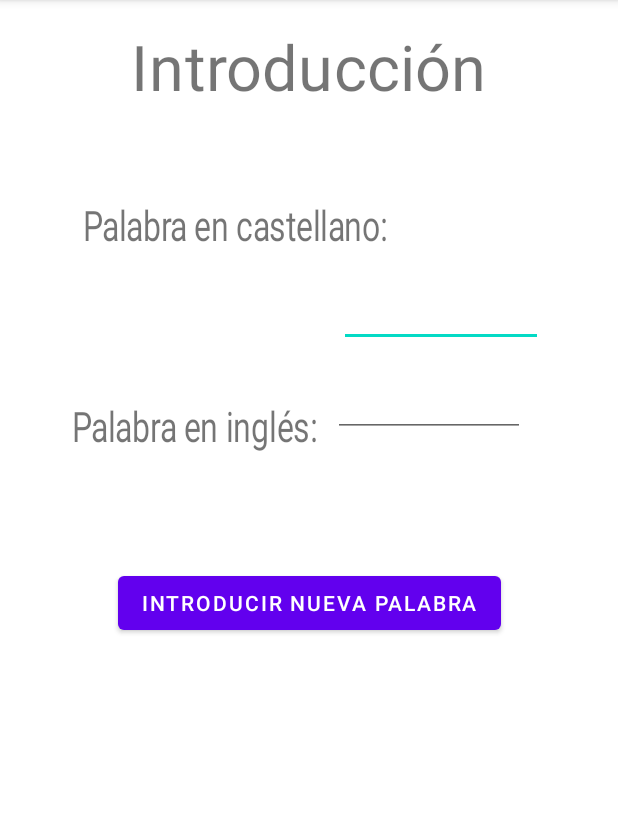
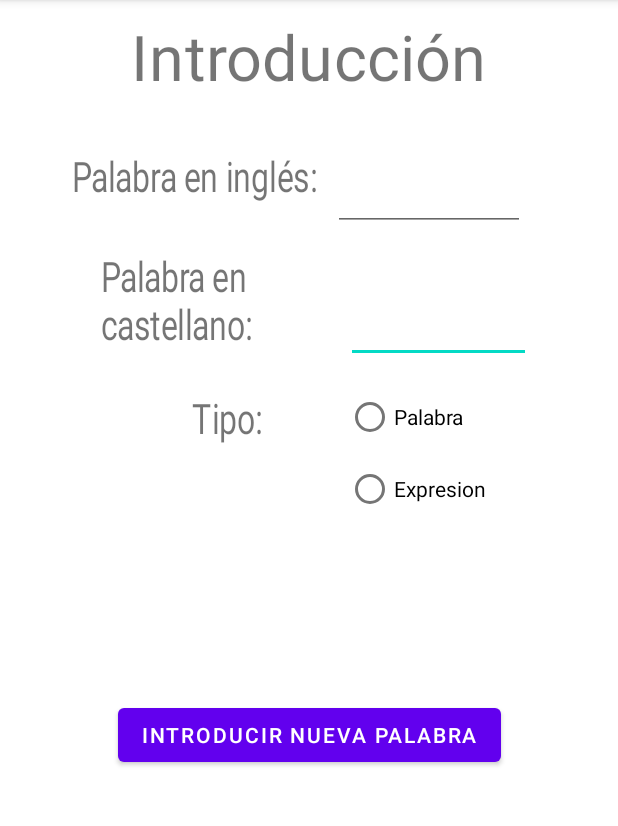
Before and after one commit to KendoKha/AndroidDiccionario, an Android app: the Introduccion screen opened directly, with no data from a screen before it, on a phone screen of 412 x 824 dp, the part 84-910 px from its top. Run offline under Robolectric (Android 15) with nearby library versions, the phone set to English and light mode, and no system bars.

Commit message:
Added botones radio

```diff
--- a/app/src/main/java/com/example/diccionario/Introduccion.java
+++ b/app/src/main/java/com/example/diccionario/Introduccion.java
@@ -3,8 +3,10 @@ package com.example.diccionario;
 import androidx.appcompat.app.AppCompatActivity;
 
 import android.os.Bundle;
+import android.provider.MediaStore;
 import android.view.View;
 import android.widget.Button;
+import android.widget.RadioButton;
 import android.widget.TextView;
 
 public class Introduccion extends AppCompatActivity {
@@ -18,15 +20,21 @@ public class Introduccion extends AppCompatActivity {
         Button btnNuevaPalabra = (Button) findViewById(R.id.btnNuevaPalabra);
         TextView palabraEsp = (TextView) findViewById(R.id.txtPalabraCastellano);
         TextView palabraIng = (TextView) findViewById(R.id.txtPalabraIngles);
+        RadioButton rdPalabra = (RadioButton) findViewById(R.id.rdBtnPalabra);
+        RadioButton rdExpresion = (RadioButton) findViewById(R.id.rdBtnExpresion);
 
         btnNuevaPalabra.setOnClickListener(new View.OnClickListener() {
             @Override
             public void onClick(View v) {
                 if(palabraEsp.getText().toString() != "" && palabraIng.getText().toString() != ""){
+                    if(rdPalabra.isChecked() || rdExpresion.isChecked()) {
 
-                Diccionario.addPalabra(new Palabra(palabraEsp.getText().toString(), palabraIng.getText().toString()));
-                palabraEsp.setText(" ");
-                palabraIng.setText(" ");
+                        Diccionario.addPalabra(new Palabra(palabraEsp.getText().toString(), palabraIng.getText().toString()));
+                        palabraEsp.setText("");
+                        palabraIng.setText("");
+                    }else{
+
+                    }
             }}
         });
 
--- a/app/src/main/res/layout/activity_introduccion.xml
+++ b/app/src/main/res/layout/activity_introduccion.xml
@@ -8,69 +8,84 @@
     tools:context=".Introduccion">
 
     <TextView
+        android:id="@+id/textView5"
+        android:layout_width="wrap_content"
+        android:layout_height="wrap_content"
+        android:layout_marginStart="75dp"
+        android:layout_marginEnd="37dp"
+        android:layout_marginBottom="13dp"
+        android:scaleX="1.5"
+        android:scaleY="2"
+        android:text="Palabra en inglés:"
+        app:layout_constraintBottom_toTopOf="@+id/txtPalabraCastellano"
+        app:layout_constraintEnd_toStartOf="@+id/txtPalabraIngles"
+        app:layout_constraintStart_toStartOf="parent"
+        app:layout_constraintTop_toBottomOf="@+id/textView4" />
+
+    <TextView
         android:id="@+id/textView2"
         android:layout_width="0dp"
-        android:layout_height="30dp"
-        android:layout_marginStart="89dp"
+        android:layout_height="36dp"
+        android:layout_marginStart="98dp"
+        android:layout_marginEnd="9dp"
         android:scaleX="1.5"
         android:scaleY="2"
         android:text="Palabra en castellano:"
+        app:layout_constraintBaseline_toBaselineOf="@+id/txtPalabraCastellano"
         app:layout_constraintEnd_toStartOf="@+id/txtPalabraCastellano"
-        app:layout_constraintStart_toStartOf="parent"
-        app:layout_constraintTop_toTopOf="@+id/txtPalabraCastellano" />
+        app:layout_constraintStart_toStartOf="parent" />
 
     <TextView
         android:id="@+id/textView3"
         android:layout_width="wrap_content"
         android:layout_height="wrap_content"
-        android:layout_marginStart="75dp"
-        android:layout_marginEnd="37dp"
-        android:layout_marginBottom="85dp"
+        android:layout_marginStart="136dp"
+        android:layout_marginTop="50dp"
+        android:layout_marginEnd="63dp"
         android:scaleX="1.5"
         android:scaleY="2"
-        android:text="Palabra en inglés:"
-        app:layout_constraintBottom_toTopOf="@+id/btnNuevaPalabra"
-        app:layout_constraintEnd_toStartOf="@+id/txtPalabraIngles"
+        android:text="Tipo:"
+        app:layout_constraintEnd_toStartOf="@+id/radioGroup"
         app:layout_constraintStart_toStartOf="parent"
-        app:layout_constraintTop_toBottomOf="@+id/txtPalabraCastellano" />
+        app:layout_constraintTop_toBottomOf="@+id/textView2" />
 
     <EditText
         android:id="@+id/txtPalabraCastellano"
         android:layout_width="0dp"
         android:layout_height="0dp"
-        android:layout_marginEnd="50dp"
-        android:layout_marginBottom="42dp"
+        android:layout_marginEnd="58dp"
+        android:layout_marginBottom="12dp"
         android:ems="10"
         android:inputType="textPersonName"
-        app:layout_constraintBottom_toTopOf="@+id/textView3"
+        app:layout_constraintBottom_toTopOf="@+id/radioGroup"
         app:layout_constraintEnd_toEndOf="parent"
         app:layout_constraintStart_toEndOf="@+id/textView2"
-        app:layout_constraintTop_toBottomOf="@+id/textView4" />
+        app:layout_constraintTop_toBottomOf="@+id/textView5" />
 
     <EditText
         android:id="@+id/txtPalabraIngles"
         android:layout_width="0dp"
         android:layout_height="51dp"
-        android:layout_marginTop="77dp"
+        android:layout_marginTop="56dp"
         android:layout_marginEnd="62dp"
-        android:layout_marginBottom="69dp"
+        android:layout_marginBottom="68dp"
         android:ems="10"
         android:inputType="textPersonName"
-        app:layout_constraintBottom_toTopOf="@+id/btnNuevaPalabra"
+        app:layout_constraintBottom_toBottomOf="@+id/txtPalabraCastellano"
         app:layout_constraintEnd_toEndOf="parent"
-        app:layout_constraintStart_toEndOf="@+id/textView3"
-        app:layout_constraintTop_toTopOf="@+id/txtPalabraCastellano" />
+        app:layout_constraintStart_toEndOf="@+id/textView5"
+        app:layout_constraintTop_toTopOf="@+id/textView4" />
 
     <TextView
         android:id="@+id/textView4"
         android:layout_width="wrap_content"
         android:layout_height="wrap_content"
-        android:layout_marginTop="34dp"
-        android:layout_marginBottom="91dp"
+        android:layout_marginTop="27dp"
+        android:layout_marginBottom="60dp"
         android:scaleX="3"
         android:scaleY="3"
         android:text="Introducción"
-        app:layout_constraintBottom_toTopOf="@+id/txtPalabraCastellano"
+        app:layout_constraintBottom_toTopOf="@+id/textView5"
         app:layout_constraintEnd_toEndOf="parent"
         app:layout_constraintStart_toStartOf="parent"
         app:layout_constraintTop_toTopOf="parent" />
@@ -79,10 +94,35 @@
         android:id="@+id/btnNuevaPalabra"
         android:layout_width="wrap_content"
         android:layout_height="wrap_content"
-        android:layout_marginBottom="342dp"
+        android:layout_marginBottom="254dp"
         android:text="Introducir nueva palabra"
         app:layout_constraintBottom_toBottomOf="parent"
         app:layout_constraintEnd_toEndOf="parent"
         app:layout_constraintStart_toStartOf="parent"
-        app:layout_constraintTop_toBottomOf="@+id/textView3" />
+        app:layout_constraintTop_toBottomOf="@+id/radioGroup" />
+
+    <RadioGroup
+        android:id="@+id/radioGroup"
+        android:layout_width="0dp"
+        android:layout_height="0dp"
+        android:layout_marginEnd="58dp"
+        android:layout_marginBottom="110dp"
+        app:layout_constraintBottom_toTopOf="@+id/btnNuevaPalabra"
+        app:layout_constraintEnd_toEndOf="parent"
+        app:layout_constraintStart_toEndOf="@+id/textView3"
+        app:layout_constraintTop_toBottomOf="@+id/txtPalabraCastellano">
+
+        <RadioButton
+            android:id="@+id/rdBtnPalabra"
+            android:layout_width="match_parent"
+            android:layout_height="wrap_content"
+            android:text="Palabra" />
+
+        <RadioButton
+            android:id="@+id/rdBtnExpresion"
+            android:layout_width="match_parent"
+            android:layout_height="wrap_content"
+            android:text="Expresion" />
+    </RadioGroup>
+
 </androidx.constraintlayout.widget.ConstraintLayout>
```
